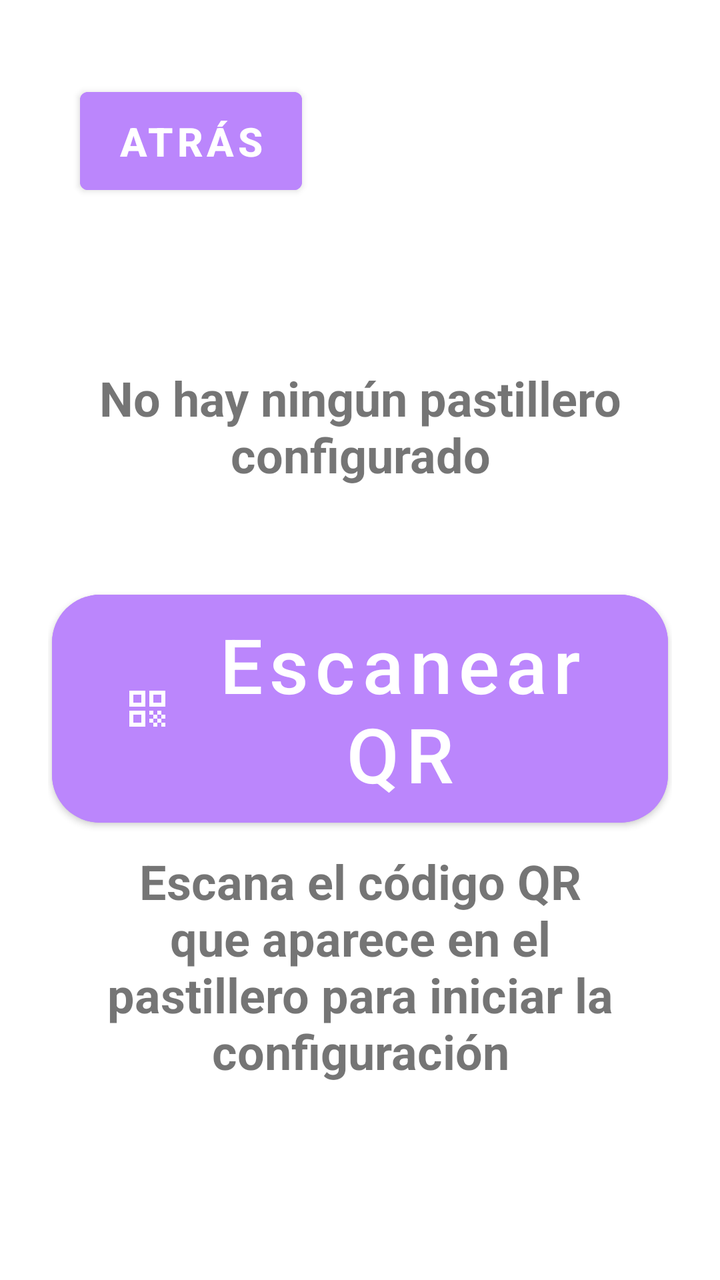
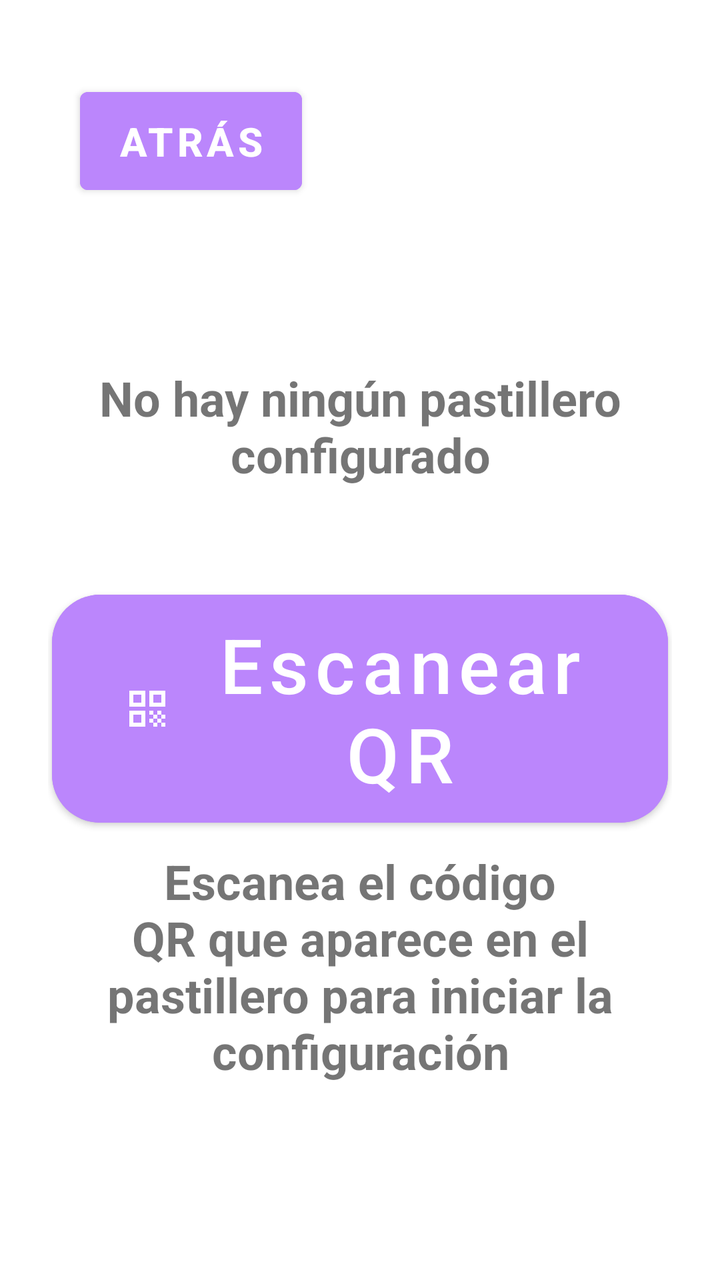

Two renders of the same Android screen: before a commit and after it. Below are the layout's source before the change and the commit's diff.
<!-- AndroidManifest.xml: application theme Theme.MyMeds -->
<!-- res/layout/fragment_config_pills.xml -->
<?xml version="1.0" encoding="utf-8"?>
<ScrollView
    xmlns:android="http://schemas.android.com/apk/res/android"
    xmlns:app="http://schemas.android.com/apk/res-auto"
    xmlns:tools="http://schemas.android.com/tools"
    android:layout_width="match_parent"
    android:layout_height="match_parent"
    android:fillViewport="true">

    <androidx.constraintlayout.widget.ConstraintLayout
        android:layout_width="match_parent"
        android:layout_height="wrap_content"
        android:padding="24dp">

        <com.google.android.material.button.MaterialButton
            android:id="@+id/button_back"
            android:layout_width="111dp"
            android:layout_height="61dp"
            android:layout_margin="16dp"
            android:text="ATRÁS"
            android:textAllCaps="false"
            android:backgroundTint="@color/purple_200"
            android:textSize="20sp"
            android:textStyle="bold"
            app:iconGravity="textStart"
            app:layout_constraintStart_toStartOf="parent"
            app:layout_constraintTop_toTopOf="parent" />

        <TextView
            android:id="@+id/text_title"
            android:layout_width="match_parent"
            android:layout_height="wrap_content"
            android:layout_marginStart="8dp"
            android:layout_marginTop="8dp"
            android:layout_marginEnd="8dp"
            android:text="Configuración del pastillero"
            android:textAlignment="center"
            android:textColor="@color/white"
            android:textSize="24sp"
            android:textStyle="bold"
            app:layout_constraintBottom_toBottomOf="parent"
            app:layout_constraintEnd_toEndOf="parent"
            app:layout_constraintHorizontal_bias="1.0"
            app:layout_constraintStart_toStartOf="parent"
            app:layout_constraintTop_toTopOf="parent"
            app:layout_constraintVertical_bias="0.144" />

        <TextView
            android:id="@+id/text_status"
            android:layout_width="match_parent"
            android:layout_height="wrap_content"
            android:layout_marginStart="8dp"
            android:layout_marginTop="8dp"
            android:layout_marginEnd="8dp"
            android:text="No hay ningún pastillero configurado"
            android:textAlignment="center"
            android:textSize="24sp"
            android:textStyle="bold"
            app:layout_constraintBottom_toBottomOf="parent"
            app:layout_constraintEnd_toEndOf="parent"
            app:layout_constraintHorizontal_bias="1.0"
            app:layout_constraintStart_toStartOf="parent"
            app:layout_constraintTop_toBottomOf="@+id/text_title"
            app:layout_constraintVertical_bias="0.018" />

        <com.google.android.material.button.MaterialButton
            android:id="@+id/button_conf"
            android:layout_width="308dp"
            android:layout_height="126dp"
            android:layout_marginTop="48dp"
            android:backgroundTint="@color/purple_200"
            android:text="Escanear QR"
            android:textAllCaps="false"
            android:textColor="@android:color/white"
            android:textSize="38sp"
            app:cornerRadius="24dp"
            app:icon="@drawable/ic_qr_code"
            app:iconGravity="textStart"
            app:iconPadding="16dp"
            app:layout_constraintEnd_toEndOf="parent"
            app:layout_constraintHorizontal_bias="0.49"
            app:layout_constraintStart_toStartOf="parent"
            app:layout_constraintTop_toBottomOf="@id/text_status" />

        <TextView
            android:id="@+id/text_help"
            android:layout_width="match_parent"
            android:layout_height="wrap_content"
            android:layout_marginStart="8dp"
            android:layout_marginTop="8dp"
            android:layout_marginEnd="8dp"
            android:text="Escana el código QR que aparece en el pastillero para iniciar la configuración"
            android:textAlignment="center"
            android:textSize="24sp"
            android:textStyle="bold"
            app:layout_constraintBottom_toBottomOf="parent"
            app:layout_constraintEnd_toEndOf="parent"
            app:layout_constraintHorizontal_bias="0.0"
            app:layout_constraintStart_toStartOf="parent"
            app:layout_constraintTop_toBottomOf="@+id/text_title"
            app:layout_constraintVertical_bias="0.77" />

    </androidx.constraintlayout.widget.ConstraintLayout>
</ScrollView>
<!-- resources referenced by this layout -->
<resources>
  <color name="purple_200">#FFBB86FC</color>
  <color name="white">#FFFFFFFF</color>
  <!-- drawable ic_qr_code (drawable) -->
  <vector xmlns:android="http://schemas.android.com/apk/res/android" android:height="24dp" android:tint="#FFFFFF" android:viewportHeight="24" android:viewportWidth="24" android:width="24dp">
        
      <path android:fillColor="@android:color/white" android:pathData="M3,11h8V3H3V11zM5,5h4v4H5V5z"/>
        
      <path android:fillColor="@android:color/white" android:pathData="M3,21h8v-8H3V21zM5,15h4v4H5V15z"/>
        
      <path android:fillColor="@android:color/white" android:pathData="M13,3v8h8V3H13zM19,9h-4V5h4V9z"/>
        
      <path android:fillColor="@android:color/white" android:pathData="M19,19h2v2h-2z"/>
        
      <path android:fillColor="@android:color/white" android:pathData="M13,13h2v2h-2z"/>
        
      <path android:fillColor="@android:color/white" android:pathData="M15,15h2v2h-2z"/>
        
      <path android:fillColor="@android:color/white" android:pathData="M13,17h2v2h-2z"/>
        
      <path android:fillColor="@android:color/white" android:pathData="M15,19h2v2h-2z"/>
        
      <path android:fillColor="@android:color/white" android:pathData="M17,17h2v2h-2z"/>
        
      <path android:fillColor="@android:color/white" android:pathData="M17,13h2v2h-2z"/>
        
      <path android:fillColor="@android:color/white" android:pathData="M19,15h2v2h-2z"/>
      
  </vector>
  <style name="Theme.MyMeds" parent="Theme.MaterialComponents.DayNight.NoActionBar">
          <item name="colorPrimary">@color/purple_200</item>
          <item name="colorPrimaryDark">@color/purple_700</item>
          <item name="colorAccent">@color/teal_200</item>
  
          <item name="android:statusBarColor">@color/purple_200</item>
      </style>
  <color name="purple_700">#FF3700B3</color>
  <color name="teal_200">#FF03DAC5</color>
</resources>

<!-- the commit's change to res/layout/fragment_config_pills.xml (unified diff, before → after) -->
@@ -89,7 +89,7 @@
             android:layout_marginStart="8dp"
             android:layout_marginTop="8dp"
             android:layout_marginEnd="8dp"
-            android:text="Escana el código QR que aparece en el pastillero para iniciar la configuración"
+            android:text="Escanea el código QR que aparece en el pastillero para iniciar la configuración"
             android:textAlignment="center"
             android:textSize="24sp"
             android:textStyle="bold"
